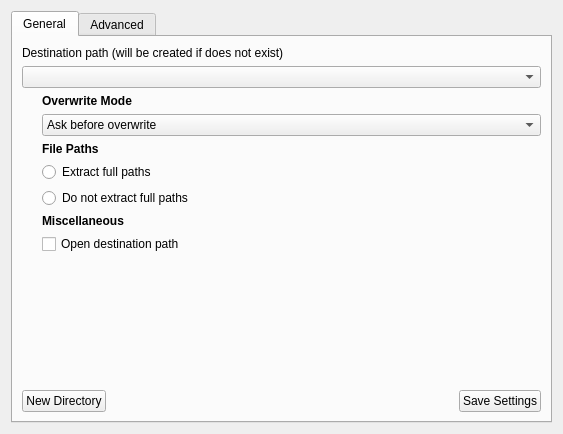
Old version of the form experimental/app/extractiondialog.ui in the repository f0x/aku.
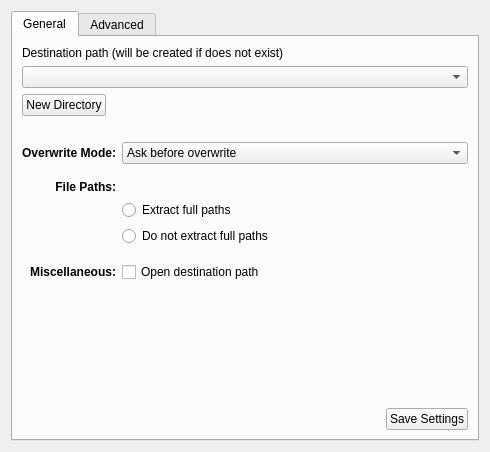
New version of the form. Custom widgets are drawn as their Qt base class.

Commit message: new extract dialog layout

```diff
--- a/experimental/app/extractiondialog.ui
+++ b/experimental/app/extractiondialog.ui
@@ -5,8 +5,8 @@
    <rect>
     <x>0</x>
     <y>0</y>
-    <width>563</width>
-    <height>434</height>
+    <width>490</width>
+    <height>452</height>
    </rect>
   </property>
   <property name="windowTitle" >
@@ -17,6 +17,12 @@
     <layout class="QVBoxLayout" name="verticalLayout" >
      <item>
       <widget class="KTabWidget" name="ktabwidget" >
+       <property name="sizePolicy" >
+        <sizepolicy vsizetype="Expanding" hsizetype="Preferred" >
+         <horstretch>0</horstretch>
+         <verstretch>0</verstretch>
+        </sizepolicy>
+       </property>
        <property name="tabShape" >
         <enum>QTabWidget::Rounded</enum>
        </property>
@@ -27,9 +33,9 @@
         <attribute name="title" >
          <string>General</string>
         </attribute>
-        <layout class="QVBoxLayout" name="verticalLayout_6" >
+        <layout class="QVBoxLayout" name="verticalLayout_3" >
          <item>
-          <layout class="QVBoxLayout" name="verticalLayout_2" >
+          <layout class="QVBoxLayout" name="generalVerticalLayout" >
            <item>
             <widget class="QLabel" name="label" >
              <property name="text" >
@@ -38,15 +44,44 @@
             </widget>
            </item>
            <item>
-            <widget class="KHistoryComboBox" name="comboHistoryBox" />
+            <widget class="KHistoryComboBox" name="comboHistoryBox" >
+             <property name="sizePolicy" >
+              <sizepolicy vsizetype="Fixed" hsizetype="Expanding" >
+               <horstretch>0</horstretch>
+               <verstretch>0</verstretch>
+              </sizepolicy>
+             </property>
+            </widget>
            </item>
            <item>
-            <layout class="QHBoxLayout" name="horizontalLayout" >
+            <layout class="QHBoxLayout" name="horizontalLayout_2" >
              <item>
-              <spacer name="horizontalSpacer" >
+              <widget class="KPushButton" name="buttonNewDir" >
+               <property name="text" >
+                <string>New Directory</string>
+               </property>
+              </widget>
+             </item>
+             <item>
+              <spacer name="horizontalSpacer_2" >
                <property name="orientation" >
                 <enum>Qt::Horizontal</enum>
                </property>
+               <property name="sizeHint" stdset="0" >
+                <size>
+                 <width>40</width>
+                 <height>20</height>
+                </size>
+               </property>
+              </spacer>
+             </item>
+            </layout>
+           </item>
+           <item>
+            <spacer name="horizontalSpacer" >
+             <property name="orientation" >
+              <enum>Qt::Vertical</enum>
+             </property>
                <property name="sizeType" >
                 <enum>QSizePolicy::Fixed</enum>
                </property>
@@ -59,9 +94,15 @@
               </spacer>
              </item>
              <item>
-              <layout class="QVBoxLayout" name="verticalLayout_3" >
-               <item>
+            <layout class="QGridLayout" name="gridLayout" >
+             <item row="0" column="0" >
                 <widget class="QLabel" name="labelHigh" >
+               <property name="sizePolicy" >
+                <sizepolicy vsizetype="Preferred" hsizetype="Minimum" >
+                 <horstretch>0</horstretch>
+                 <verstretch>0</verstretch>
+                </sizepolicy>
+               </property>
                  <property name="font" >
                   <font>
                    <weight>75</weight>
@@ -69,12 +110,21 @@
                   </font>
                  </property>
                  <property name="text" >
-                  <string>Overwrite Mode</string>
+                <string>Overwrite Mode:</string>
+               </property>
+               <property name="alignment" >
+                <set>Qt::AlignRight|Qt::AlignTrailing|Qt::AlignVCenter</set>
                  </property>
                 </widget>
                </item>
-               <item>
+             <item row="0" column="1" >
                 <widget class="KComboBox" name="comboHigh" >
+               <property name="sizePolicy" >
+                <sizepolicy vsizetype="Fixed" hsizetype="Expanding" >
+                 <horstretch>0</horstretch>
+                 <verstretch>0</verstretch>
+                </sizepolicy>
+               </property>
                  <item>
                   <property name="text" >
                    <string>Ask before overwrite</string>
@@ -97,8 +147,14 @@
                  </item>
                 </widget>
                </item>
-               <item>
+             <item row="2" column="0" >
                 <widget class="QLabel" name="labelMiddle" >
+               <property name="sizePolicy" >
+                <sizepolicy vsizetype="Preferred" hsizetype="Minimum" >
+                 <horstretch>0</horstretch>
+                 <verstretch>0</verstretch>
+                </sizepolicy>
+               </property>
                  <property name="font" >
                   <font>
                    <weight>75</weight>
@@ -106,14 +162,17 @@
                   </font>
                  </property>
                  <property name="text" >
-                  <string>File Paths</string>
+                <string>File Paths:</string>
+               </property>
+               <property name="alignment" >
+                <set>Qt::AlignRight|Qt::AlignTrailing|Qt::AlignVCenter</set>
                  </property>
                 </widget>
                </item>
-               <item>
+             <item row="3" column="1" >
                 <widget class="QRadioButton" name="radioFullPath" >
                  <property name="sizePolicy" >
-                  <sizepolicy vsizetype="Fixed" hsizetype="Minimum" >
+                <sizepolicy vsizetype="Fixed" hsizetype="Expanding" >
                    <horstretch>0</horstretch>
                    <verstretch>0</verstretch>
                   </sizepolicy>
@@ -123,10 +182,10 @@
                  </property>
                 </widget>
                </item>
-               <item>
+             <item row="4" column="1" >
                 <widget class="QRadioButton" name="radioNoFullPath" >
                  <property name="sizePolicy" >
-                  <sizepolicy vsizetype="Fixed" hsizetype="Minimum" >
+                <sizepolicy vsizetype="Fixed" hsizetype="Expanding" >
                    <horstretch>0</horstretch>
                    <verstretch>0</verstretch>
                   </sizepolicy>
@@ -136,8 +195,14 @@
                  </property>
                 </widget>
                </item>
-               <item>
+             <item row="6" column="0" >
                 <widget class="QLabel" name="labelLow" >
+               <property name="sizePolicy" >
+                <sizepolicy vsizetype="Preferred" hsizetype="Minimum" >
+                 <horstretch>0</horstretch>
+                 <verstretch>0</verstretch>
+                </sizepolicy>
+               </property>
                  <property name="font" >
                   <font>
                    <weight>75</weight>
@@ -145,17 +210,60 @@
                   </font>
                  </property>
                  <property name="text" >
-                  <string>Miscellaneous</string>
+                <string>Miscellaneous:</string>
+               </property>
+               <property name="alignment" >
+                <set>Qt::AlignRight|Qt::AlignTrailing|Qt::AlignVCenter</set>
                  </property>
                 </widget>
                </item>
-               <item>
+             <item row="6" column="1" >
                 <widget class="QCheckBox" name="checkDestinationPath" >
+               <property name="sizePolicy" >
+                <sizepolicy vsizetype="Fixed" hsizetype="Expanding" >
+                 <horstretch>0</horstretch>
+                 <verstretch>0</verstretch>
+                </sizepolicy>
+               </property>
                  <property name="text" >
                   <string>Open destination path</string>
                  </property>
                 </widget>
                </item>
+             <item row="1" column="0" >
+              <spacer name="verticalSpacer_2" >
+               <property name="orientation" >
+                <enum>Qt::Vertical</enum>
+               </property>
+               <property name="sizeType" >
+                <enum>QSizePolicy::Fixed</enum>
+               </property>
+               <property name="sizeHint" stdset="0" >
+                <size>
+                 <width>20</width>
+                 <height>10</height>
+                </size>
+               </property>
+              </spacer>
+             </item>
+             <item row="5" column="0" >
+              <spacer name="verticalSpacer_3" >
+               <property name="orientation" >
+                <enum>Qt::Vertical</enum>
+               </property>
+               <property name="sizeType" >
+                <enum>QSizePolicy::Fixed</enum>
+               </property>
+               <property name="sizeHint" stdset="0" >
+                <size>
+                 <width>20</width>
+                 <height>10</height>
+                </size>
+               </property>
+              </spacer>
+             </item>
+            </layout>
+           </item>
                <item>
                 <spacer name="verticalSpacer" >
                  <property name="orientation" >
@@ -169,21 +277,10 @@
                  </property>
                 </spacer>
                </item>
-              </layout>
-             </item>
-            </layout>
-           </item>
            <item>
-            <layout class="QHBoxLayout" name="horizontalLayout_2" >
+            <layout class="QHBoxLayout" name="horizontalLayout" >
              <item>
-              <widget class="KPushButton" name="buttonNewDir" >
-               <property name="text" >
-                <string>New Directory</string>
-               </property>
-              </widget>
-             </item>
-             <item>
-              <spacer name="horizontalSpacer_2" >
+              <spacer name="horizontalSpacer_3" >
                <property name="orientation" >
                 <enum>Qt::Horizontal</enum>
                </property>
```
Lines whose indentation alone changed are shown as unchanged. The commit also changes 1 other file.
